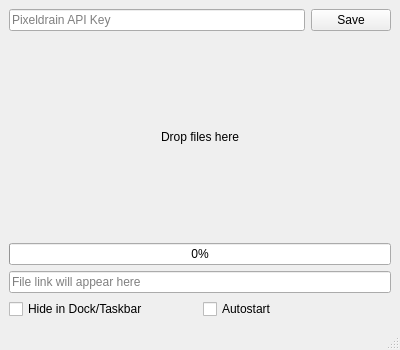
First picture: the form in src/gui/MainWindow.ui, repository ZekqKeku/QuickShare, before the edit.
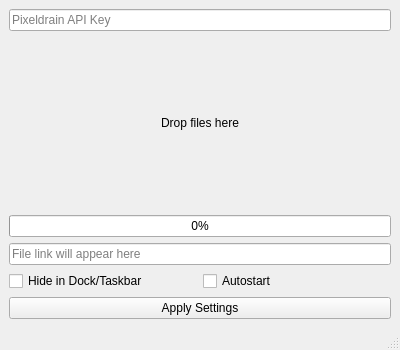
Second picture: the form after the edit.

Commit message: UI changes and macOS integration fixes    - Renamed Save button to Apply Settings and moved it to the bottom    - Improved macOS Dock hiding reliability and fixed autostart logic    - Implemented dynamic versioning for GitHub build artifacts and ZIP files    - Ensured absolute pathing for macOS login items and services

The edit to the form file:
```diff
--- a/src/gui/MainWindow.ui
+++ b/src/gui/MainWindow.ui
@@ -27,13 +27,6 @@
         </property>
        </widget>
       </item>
-      <item>
-       <widget class="QPushButton" name="saveBtn">
-        <property name="text">
-         <string>Save</string>
-        </property>
-       </widget>
-      </item>
      </layout>
     </item>
     <item>
@@ -87,6 +80,13 @@
       </item>
      </layout>
     </item>
+    <item>
+     <widget class="QPushButton" name="saveBtn">
+      <property name="text">
+       <string>Apply Settings</string>
+      </property>
+     </widget>
+    </item>
    </layout>
   </widget>
   <widget class="QMenuBar" name="menubar"/>
```
The commit also changes 3 other files.
